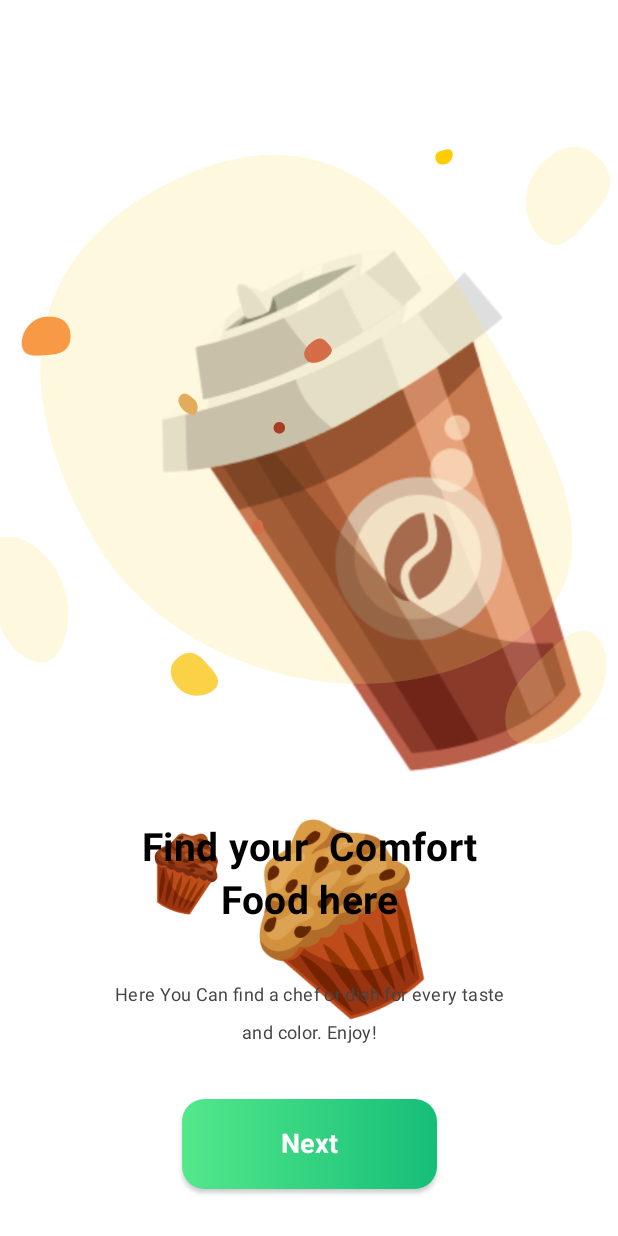
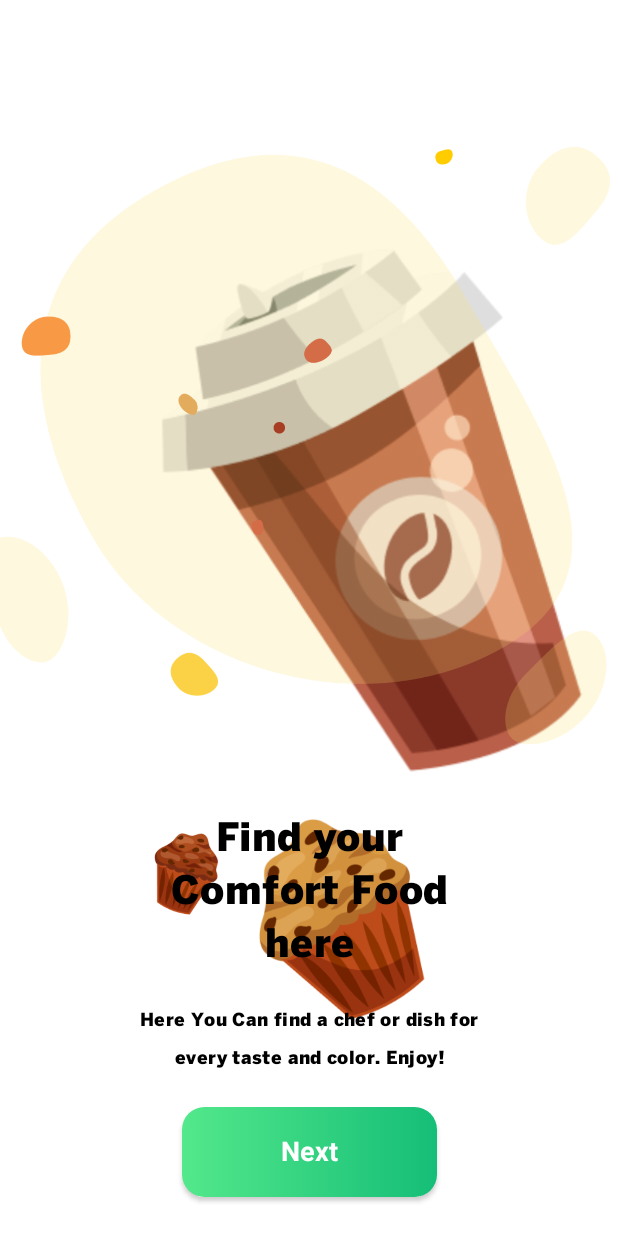
Before and after one commit to alireza-mp/Food-Ninja, an Android app built with Jetpack Compose: the screen it shows after launch (MainActivity), on a phone screen of 412 x 824 dp. Run offline under Robolectric (Android 15) with nearby library versions, the phone set to English and light mode, and no system bars; our stand-ins replace Dagger/Hilt's generated code, accompanist, constraintlayout-compose.

Commit message:
add new colors in theme  // add theme into IntroductionPageOne.kt & IntroductionPageTwo.kt

```diff
--- a/app/src/main/java/com/digimoplus/foodninja/presentation/theme/AppColors.kt
+++ b/app/src/main/java/com/digimoplus/foodninja/presentation/theme/AppColors.kt
@@ -6,48 +6,98 @@ import androidx.compose.ui.graphics.Color
 
 
 class AppColors(
+    background: Color,
+    titleText: Color,
+    onTitleText: Color,
+    primaryText: Color,
+    primaryTextVariant: Color,
+    primaryVariant: Color,
+    surface: Color,
+    onSurface: Color,
     primary: Color,
+    onPrimary: Color,
     secondary: Color,
-    textSecondary: Color,
-    error: Color,
-    background: Color,
+    onSecondary: Color,
+    secondaryText: Color,
     isLight: Boolean
 ) {
+
+    var isLight by mutableStateOf(isLight)
+        internal set
+    var background by mutableStateOf(background)
+        private set
+    var titleText by mutableStateOf(titleText)
+        private set
+    var onTitleText by mutableStateOf(onTitleText)
+        private set
+    var primaryText by mutableStateOf(primaryText)
+        private set
+    var primaryTextVariant by mutableStateOf(primaryTextVariant)
+        private set
+    var primaryVariant by mutableStateOf(primaryVariant)
+        private set
+    var surface by mutableStateOf(surface)
+        private set
+    var onSurface by mutableStateOf(onSurface)
+        private set
     var primary by mutableStateOf(primary)
         private set
-    var background by mutableStateOf(background)
+    var onPrimary by mutableStateOf(onPrimary)
         private set
     var secondary by mutableStateOf(secondary)
         private set
-    var textSecondary by mutableStateOf(textSecondary)
+    var onSecondary by mutableStateOf(onSecondary)
         private set
-    var error by mutableStateOf(error)
+    var secondaryText by mutableStateOf(secondaryText)
         private set
-    var isLight by mutableStateOf(isLight)
-        internal set
 
     fun copy(
+        background: Color = this.background,
+        titleText: Color = this.titleText,
+        onTitleText: Color = this.onTitleText,
+        primaryText: Color = this.primaryText,
+        primaryTextVariant: Color = this.primaryTextVariant,
+        primaryVariant: Color = this.primaryVariant,
+        surface: Color = this.surface,
+        onSurface: Color = this.onSurface,
         primary: Color = this.primary,
+        onPrimary: Color = this.onPrimary,
         secondary: Color = this.secondary,
-        textSecondary: Color = this.textSecondary,
-        error: Color = this.error,
+        onSecondary: Color = this.onSecondary,
+        secondaryText: Color = this.secondaryText,
         isLight: Boolean = this.isLight
     ): AppColors = AppColors(
-        primary,
-        secondary,
-        textSecondary,
-        error,
-        background,
-        isLight
+        background = background,
+        titleText = titleText,
+        onTitleText = onTitleText,
+        primaryText = primaryText,
+        primaryTextVariant = primaryTextVariant,
+        primaryVariant = primaryVariant,
+        surface = surface,
+        onSurface = onSurface,
+        primary = primary,
+        onPrimary = onPrimary,
+        secondary = secondary,
+        onSecondary = onSecondary,
+        secondaryText = secondaryText,
+        isLight = isLight
     )
 
-    // will be explained later
     fun updateColorsFrom(other: AppColors) {
+        background = other.background
+        titleText = other.titleText
+        onTitleText = other.onTitleText
+        primaryText = other.primaryText
+        primaryTextVariant = other.primaryTextVariant
+        primaryVariant = other.primaryVariant
+        surface = other.surface
+        onSurface = other.onSurface
         primary = other.primary
+        onPrimary = other.onPrimary
         secondary = other.secondary
-        textSecondary = other.textSecondary
-        background = other.background
-        error = other.error
+        onSecondary = other.onSecondary
+        secondaryText = other.secondaryText
+        isLight = other.isLight
     }
 }
 
--- a/app/src/main/java/com/digimoplus/foodninja/presentation/theme/AppTypography.kt
+++ b/app/src/main/java/com/digimoplus/foodninja/presentation/theme/AppTypography.kt
@@ -16,29 +16,71 @@ private val bentonSansBlack = FontFamily(
 data class AppTypography(
     val h1: TextStyle = TextStyle(
         fontFamily = bentonSansBlack,
-        fontWeight = FontWeight.Black,
-        fontSize = 24.sp
+        fontWeight = FontWeight.Light,
+        fontSize = 96.sp,
+        letterSpacing = (-1.5).sp
     ),
-    val subtitle: TextStyle = TextStyle(
+    val h2: TextStyle = TextStyle(
+        fontFamily = bentonSansBlack,
+        fontWeight = FontWeight.Light,
+        fontSize = 60.sp,
+        letterSpacing = (-0.5).sp
+    ),
+    val h3: TextStyle = TextStyle(
+        fontFamily = bentonSansBlack,
+        fontWeight = FontWeight.Normal,
+        fontSize = 48.sp,
+        letterSpacing = 0.sp
+    ),
+    val h4: TextStyle = TextStyle(
+        fontFamily = bentonSansBlack,
+        fontWeight = FontWeight.Normal,
+        fontSize = 34.sp,
+        letterSpacing = 0.25.sp
+    ),
+    val h5: TextStyle = TextStyle(
+        fontFamily = bentonSansBlack,
+        fontWeight = FontWeight.Normal,
+        fontSize = 24.sp,
+        letterSpacing = 0.sp
+    ),
+    val h6: TextStyle = TextStyle(
         fontFamily = bentonSansBlack,
         fontWeight = FontWeight.Medium,
-        fontSize = 16.sp
+        fontSize = 20.sp,
+        letterSpacing = 0.15.sp
     ),
-    val body: TextStyle = TextStyle(
+    val body1: TextStyle = TextStyle(
         fontFamily = bentonSansBlack,
         fontWeight = FontWeight.Normal,
-        fontSize = 16.sp
+        fontSize = 16.sp,
+        letterSpacing = 0.5.sp
+    ),
+    val body2: TextStyle = TextStyle(
+        fontFamily = bentonSansBlack,
+        fontWeight = FontWeight.Normal,
+        fontSize = 14.sp,
+        letterSpacing = 0.25.sp
     ),
     val button: TextStyle = TextStyle(
         fontFamily = bentonSansBlack,
-        fontWeight = FontWeight.Bold,
-        fontSize = 16.sp
+        fontWeight = FontWeight.Medium,
+        fontSize = 14.sp,
+        letterSpacing = 1.25.sp
     ),
     val caption: TextStyle = TextStyle(
         fontFamily = bentonSansBlack,
-        fontWeight = FontWeight.Light,
-        fontSize = 12.sp
+        fontWeight = FontWeight.Normal,
+        fontSize = 12.sp,
+        letterSpacing = 0.4.sp
+    ),
+    val overline: TextStyle = TextStyle(
+        fontFamily = bentonSansBlack,
+        fontWeight = FontWeight.Normal,
+        fontSize = 10.sp,
+        letterSpacing = 1.5.sp
     )
 )
 
+
 internal val LocalTypography = staticCompositionLocalOf { AppTypography() }
--- a/app/src/main/java/com/digimoplus/foodninja/presentation/theme/Colors.kt
+++ b/app/src/main/java/com/digimoplus/foodninja/presentation/theme/Colors.kt
@@ -3,45 +3,96 @@ package com.digimoplus.foodninja.presentation.theme
 import androidx.compose.ui.graphics.Color
 
 //light colors
-private val colorLightPrimary = Color(0xFFFFB400)
-private val colorLightTextPrimary = Color(0xFF000000)
-private val colorLightTextSecondary = Color(0xFF6C727A)
 private val colorLightBackground = Color(0xFFFFFFFF)
-private val colorLightError = Color(0xFFD62222)
+private val colorLightTitleText = Color(0xFF000000)
+private val colorLightOnTitleText = Color(0xFF3B3B3B)
+private val colorLightPrimaryText = Color(0xFF15BE77)
+private val colorLightPrimaryTextVariant = Color(0xFFFF7C32) // page 1.16
+private val colorLightPrimaryVariant = Color(0xFFFF7C32) // page 1.32
+private val colorLightSurface = Color(0xFFFFFFFF)  // page 1.19
+private val colorLightOnSurface = Color(0xFFF4F4F4) // page 1.4
+private val colorLightPrimary = Color(0xFF15BE77)
+private val colorLightOnPrimary = Color(0xFF53E88B)
+private val colorLightSecondary = Color(0xFFDA6317)
+private val colorLightOnSecondary = Color(0xFFF9A84D)
+private val colorLightSecondaryText = Color(0xAADA6317)
 
 //dark colors
-private val colorDarkPrimary = Color(0xFF673AB7)
-private val colorDarkTextPrimary = Color(0xFFFF9800)
-private val colorDarkTextSecondary = Color(0xFFFF5722)
-private val colorDarkBackground = Color(0xFF000000)
-private val colorDarkError = Color(0xFF8BC34A)
+private val colorDarkBackground = Color(0xFF0D0D0D)
+private val colorDarkTitleText = Color(0xFFFFFFFF)
+private val colorDarkOnTitleText = Color(0xAAFFFFFF)
+private val colorDarkPrimaryText = Color(0xFF15BE77)
+private val colorDarkPrimaryTextVariant = Color(0xFFFF7C32) // page 1.16
+private val colorDarkPrimaryVariant = Color(0xFFFF7C32) // page 1.32
+private val colorDarkSurface = Color(0xFFF4F4F4)  // page 1.19
+private val colorDarkOnSurface = Color(0xFFF4F4F4)  // page 1.4
+private val colorDarkPrimary = Color(0xFF15BE77)
+private val colorDarkOnPrimary = Color(0xFF53E88B)
+private val colorDarkSecondary = Color(0xFFFFFFFF)
+private val colorDarkOnSecondary = Color(0xFFF4F4F4)
+private val colorDarkSecondaryText = Color(0xAAFFFFFF)
+
 
 fun lightTheme(
+    background: Color = colorLightBackground,
+    titleText: Color = colorLightTitleText,
+    onTitleText: Color = colorLightOnTitleText,
+    primaryText: Color = colorLightPrimaryText,
+    primaryTextVariant: Color = colorLightPrimaryTextVariant,
+    primaryVariant: Color = colorLightPrimaryVariant,
+    surface: Color = colorLightSurface,
+    onSurface: Color = colorLightOnSurface,
     primary: Color = colorLightPrimary,
-    secondary: Color = colorLightTextPrimary,
-    textSecondary: Color = colorLightTextSecondary,
-    background: Color = colorLightBackground,
-    error: Color = colorLightError
+    onPrimary: Color = colorLightOnPrimary,
+    secondary: Color = colorLightSecondary,
+    onSecondary: Color = colorLightOnSecondary,
+    secondaryText: Color = colorLightSecondaryText,
+    isLight: Boolean = true
 ): AppColors = AppColors(
+    background = background,
+    titleText = titleText,
+    onTitleText = onTitleText,
+    primaryText = primaryText,
+    primaryTextVariant = primaryTextVariant,
+    primaryVariant = primaryVariant,
+    surface = surface,
+    onSurface = onSurface,
     primary = primary,
-    textSecondary = textSecondary,
+    onPrimary = onPrimary,
     secondary = secondary,
-    background = background,
-    error = error,
-    isLight = true
+    onSecondary = onSecondary,
+    secondaryText = secondaryText,
+    isLight = isLight
 )
 
 fun darkTheme(
+    background: Color = colorDarkBackground,
+    titleText: Color = colorDarkTitleText,
+    onTitleText: Color = colorDarkOnTitleText,
+    primaryText: Color = colorDarkPrimaryText,
+    primaryTextVariant: Color = colorDarkPrimaryTextVariant,
+    primaryVariant: Color = colorDarkPrimaryVariant,
+    surface: Color = colorDarkSurface,
+    onSurface: Color = colorDarkOnSurface,
     primary: Color = colorDarkPrimary,
-    secondary: Color = colorDarkTextPrimary,
-    textSecondary: Color = colorDarkTextSecondary,
-    background: Color = colorDarkBackground,
-    error: Color = colorDarkError
+    onPrimary: Color = colorDarkOnPrimary,
+    secondary: Color = colorDarkSecondary,
+    onSecondary: Color = colorDarkOnSecondary,
+    secondaryText: Color = colorDarkSecondaryText,
+    isLight: Boolean = false
 ): AppColors = AppColors(
+    background = background,
+    titleText = titleText,
+    onTitleText = onTitleText,
+    primaryText = primaryText,
+    primaryTextVariant = primaryTextVariant,
+    primaryVariant = primaryVariant,
+    surface = surface,
+    onSurface = onSurface,
     primary = primary,
+    onPrimary = onPrimary,
     secondary = secondary,
-    textSecondary = textSecondary,
-    background = background,
-    error = error,
-    isLight = false
+    onSecondary = onSecondary,
+    secondaryText = secondaryText,
+    isLight = isLight
 )
--- /dev/null
+++ b/app/src/main/java/com/digimoplus/foodninja/presentation/theme/Gradients.kt
@@ -0,0 +1,15 @@
+package com.digimoplus.foodninja.presentation.theme
+
+import androidx.compose.runtime.Composable
+import androidx.compose.ui.graphics.Brush
+
+
+@Composable
+fun buttonGradient(): Brush {
+    return Brush.horizontalGradient(
+        listOf(
+            AppTheme.colors.onPrimary,
+            AppTheme.colors.primary
+        )
+    )
+}
--- a/app/src/main/java/com/digimoplus/foodninja/presentation/ui/on_boarding/introduction/IntroductionPageOne.kt
+++ b/app/src/main/java/com/digimoplus/foodninja/presentation/ui/on_boarding/introduction/IntroductionPageOne.kt
@@ -7,7 +7,6 @@ import androidx.compose.foundation.layout.fillMaxHeight
 import androidx.compose.foundation.layout.fillMaxSize
 import androidx.compose.foundation.layout.height
 import androidx.compose.foundation.layout.width
-import androidx.compose.material.MaterialTheme
 import androidx.compose.material.Surface
 import androidx.compose.material.Text
 import androidx.compose.runtime.Composable
@@ -26,6 +25,7 @@ import com.digimoplus.foodninja.R
 import com.digimoplus.foodninja.presentation.components.FloatingImageAnimation
 import com.digimoplus.foodninja.presentation.components.GradientButton
 import com.digimoplus.foodninja.presentation.theme.AppTheme
+import com.digimoplus.foodninja.presentation.theme.buttonGradient
 import com.digimoplus.foodninja.presentation.theme.darkTheme
 import com.digimoplus.foodninja.presentation.theme.isDark
 import com.google.accompanist.pager.ExperimentalPagerApi
@@ -43,6 +43,7 @@ fun IntroductionPageOne(pagerState: PagerState) {
             modifier = Modifier
                 .fillMaxSize(),
         ) {
+
             val coroutineScope = rememberCoroutineScope()
             val (
                 imageOne, imageTwo, imageThree, imageFour, backImage, titleText, descriptionText, nextButton
@@ -146,8 +147,8 @@ fun IntroductionPageOne(pagerState: PagerState) {
                         end.linkTo(parent.end)
                     }
                     .width(250.dp),
-                style = MaterialTheme.typography.h4,
-                color = Color.Black,
+                style = AppTheme.typography.h4,
+                color = AppTheme.colors.titleText,
                 textAlign = TextAlign.Center,
                 fontWeight = FontWeight.Bold,
                 fontSize = 26.sp,
@@ -163,8 +164,8 @@ fun IntroductionPageOne(pagerState: PagerState) {
                         end.linkTo(parent.end)
                     }
                     .width(260.dp),
-                style = MaterialTheme.typography.body2,
-                color = Color.DarkGray,
+                style = AppTheme.typography.body2,
+                color = AppTheme.colors.titleText,
                 textAlign = TextAlign.Center,
                 fontWeight = FontWeight.Normal,
                 fontSize = 12.sp,
@@ -178,13 +179,7 @@ fun IntroductionPageOne(pagerState: PagerState) {
                     bottom.linkTo(parent.bottom)
                     top.linkTo(descriptionText.bottom)
                 },
-                gradient = Brush.horizontalGradient(
-                    listOf(
-                        Color(
-                            0xFF53E88B
-                        ), Color(0xFF15BE77)
-                    )
-                ),
+                gradient = buttonGradient(),
                 textColor = Color.White,
                 text = "Next"
             ) { // onClick
--- a/app/src/main/java/com/digimoplus/foodninja/presentation/ui/on_boarding/introduction/IntroductionPageTwo.kt
+++ b/app/src/main/java/com/digimoplus/foodninja/presentation/ui/on_boarding/introduction/IntroductionPageTwo.kt
@@ -2,7 +2,6 @@ package com.digimoplus.foodninja.presentation.ui.on_boarding.introduction
 
 import androidx.compose.foundation.Image
 import androidx.compose.foundation.layout.*
-import androidx.compose.material.MaterialTheme
 import androidx.compose.material.Surface
 import androidx.compose.material.Text
 import androidx.compose.runtime.Composable
@@ -21,6 +20,7 @@ import com.digimoplus.foodninja.R
 import com.digimoplus.foodninja.presentation.components.FloatingImageAnimation
 import com.digimoplus.foodninja.presentation.components.GradientButton
 import com.digimoplus.foodninja.presentation.theme.AppTheme
+import com.digimoplus.foodninja.presentation.theme.buttonGradient
 
 @Composable
 fun IntroductionPageTwo(navController: NavController) {
@@ -28,6 +28,7 @@ fun IntroductionPageTwo(navController: NavController) {
         ConstraintLayout(
             modifier = Modifier.fillMaxSize(),
         ) {
+
             val (
                 imageOne, imageTwo, imageThree, backImage, titleText, descriptionText, nextButton
             ) = createRefs()
@@ -105,8 +106,8 @@ fun IntroductionPageTwo(navController: NavController) {
                         end.linkTo(parent.end)
                     }
                     .width(300.dp),
-                style = MaterialTheme.typography.h4,
-                color = Color.Black,
+                style = AppTheme.typography.h4,
+                color = AppTheme.colors.titleText,
                 textAlign = TextAlign.Center,
                 fontWeight = FontWeight.Bold,
                 fontSize = 26.sp,
@@ -122,8 +123,8 @@ fun IntroductionPageTwo(navController: NavController) {
                         end.linkTo(parent.end)
                     }
                     .width(250.dp),
-                style = MaterialTheme.typography.body2,
-                color = Color.DarkGray,
+                style = AppTheme.typography.body2,
+                color = AppTheme.colors.titleText,
                 textAlign = TextAlign.Center,
                 fontWeight = FontWeight.Normal,
                 fontSize = 12.sp,
@@ -137,13 +138,7 @@ fun IntroductionPageTwo(navController: NavController) {
                     bottom.linkTo(parent.bottom)
                     top.linkTo(descriptionText.bottom)
                 },
-                gradient = Brush.horizontalGradient(
-                    listOf(
-                        Color(
-                            0xFF53E88B
-                        ), Color(0xFF15BE77)
-                    )
-                ),
+                gradient = buttonGradient(),
                 textColor = Color.White,
                 text = "Next"
             ) { // onClick
```
